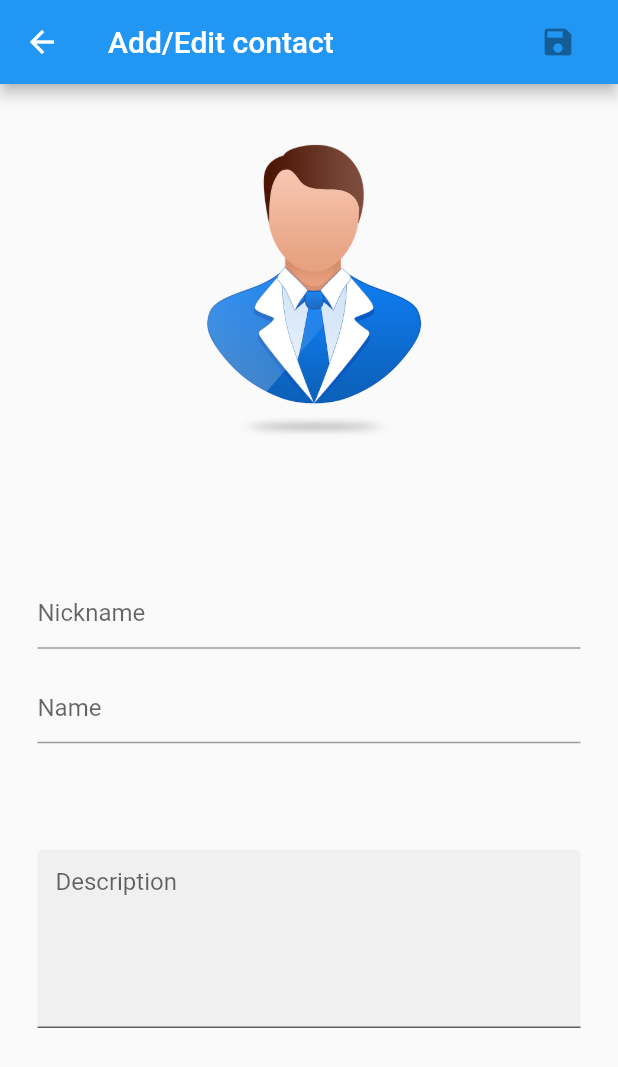
After one commit to StasKrivosheya/Contacts, a Flutter app: the AddEditContactPage screen opened by its route, on a phone screen of 412 x 824 dp. The commit adds this screen. Shown: the top 1067 px of the screen. Run offline on Flutter 3.47's test engine with Material 2 defaults, Android fonts, the phone set to English and light mode, and no system bars; our stand-ins replace bloc, equatable, flutter_bloc, flutter_slidable, shared_preferences, sqflite; accounts and stored records are empty.

Commit message:
Create AddEditContact page

```diff
--- a/lib/main.dart
+++ b/lib/main.dart
@@ -1,3 +1,4 @@
+import 'package:contacts/src/pages/add_edit_contact_page.dart';
 import 'package:contacts/src/pages/authentication/sign_in_page.dart';
 import 'package:contacts/src/helpers/app_settings.dart';
 import 'package:contacts/src/pages/main_list_page.dart';
@@ -46,6 +47,7 @@ class MyApp extends StatelessWidget {
           routes: {
             '/signIn': (context) => const SignInPage(),
             '/mainList': (context) => const MainListPage(),
+            '/addEditContact': (context) => const AddEditContactPage(),
           },
         ),
       ),
--- /dev/null
+++ b/lib/src/pages/add_edit_contact_page.dart
@@ -0,0 +1,192 @@
+import 'package:contacts/src/models/contact_model.dart';
+import 'package:contacts/src/services/authentication/i_authentication_service.dart';
+import 'package:contacts/src/services/repository/contact_repository.dart';
+import 'package:contacts/src/widgets/authentication/add_edit_contact/add_edit_contact_bloc.dart';
+import 'package:flutter/material.dart';
+import 'package:flutter_bloc/flutter_bloc.dart';
+
+class AddEditContactPage extends StatelessWidget {
+  const AddEditContactPage({super.key, this.contactModel});
+
+  final ContactModel? contactModel;
+
+  @override
+  Widget build(BuildContext context) {
+    return BlocProvider(
+      create: (context) =>
+          AddEditContactBloc(
+            contactRepository: context.read<ContactRepository>(),
+            authenticationService: context.read<IAuthenticationService>(),
+            contactModel: contactModel,
+          ),
+      child: _PageScaffold(),
+    );
+  }
+}
+
+class _PageScaffold extends StatelessWidget {
+  final String title = 'Add/Edit contact';
+
+  @override
+  Widget build(BuildContext context) {
+    return Scaffold(
+      appBar: AppBar(
+        title: Row(
+          children: [
+            Text(title),
+            const Spacer(),
+            BlocConsumer<AddEditContactBloc, AddEditContactState>(
+              listenWhen: (_, current) =>
+              current.pageStatus == AddEditPageStatus.saved,
+              listener: (context, state) {
+                Navigator.pop(context);
+              },
+              buildWhen: (previous, current) =>
+              previous.pageStatus != current.pageStatus,
+              builder: (context, state) {
+                bool isButtonEnabled =
+                    state.pageStatus == AddEditPageStatus.canSave;
+                return IconButton(
+                  onPressed: isButtonEnabled
+                      ? () {
+                    saveIconPressed(context);
+                  }
+                      : null,
+                  icon: const Icon(Icons.save),
+                );
+              },
+            )
+          ],
+        ),
+      ),
+      body: _PageBody(),
+    );
+  }
+
+  saveIconPressed(BuildContext context) {
+    context.read<AddEditContactBloc>().add(SaveContactRequested());
+  }
+}
+
+class _PageBody extends StatelessWidget {
+  @override
+  Widget build(BuildContext context) {
+    return Padding(
+      padding: const EdgeInsets.symmetric(horizontal: 25, vertical: 5),
+      child: Column(
+        mainAxisAlignment: MainAxisAlignment.spaceBetween,
+        mainAxisSize: MainAxisSize.max,
+        crossAxisAlignment: CrossAxisAlignment.center,
+        children: [
+          Expanded(
+            flex: 2,
+            child: BlocBuilder<AddEditContactBloc, AddEditContactState>(
+              builder: (context, state) {
+                // TODO: return either placeholder or existent photo
+                return const Image(
+                  image: AssetImage('assets/images/avatar_placeholder.png'),
+                );
+              },
+            ),
+          ),
+          Expanded(
+            flex: 2,
+            child: Column(
+              mainAxisAlignment: MainAxisAlignment.center,
+              children: [
+                _NicknameInput(),
+                const SizedBox(height: 15),
+                _NameInput(),
+              ],
+            ),
+          ),
+          Expanded(
+            flex: 2,
+            child: _DescriptionInput(),
+          ),
+        ],
+      ),
+    );
+  }
+}
+
+class _NicknameInput extends StatelessWidget {
+  final TextEditingController _nicknameController = TextEditingController();
+
+  @override
+  Widget build(BuildContext context) {
+    return BlocBuilder<AddEditContactBloc, AddEditContactState>(
+      buildWhen: (prev, curr) => prev.nickname != curr.nickname,
+      builder: (context, state) {
+        _nicknameController.value = TextEditingValue(
+            text: state.nickname,
+            selection: TextSelection.fromPosition(
+                TextPosition(offset: state.nickname.length)));
+        return TextField(
+          onChanged: (input) {
+            context
+                .read<AddEditContactBloc>()
+                .add(ContactNicknameChanged(input));
+          },
+          controller: _nicknameController,
+          decoration: const InputDecoration(hintText: 'Nickname'),
+        );
+      },
+    );
+  }
+}
+
+class _NameInput extends StatelessWidget {
+  final TextEditingController _nameController = TextEditingController();
+
+  @override
+  Widget build(BuildContext context) {
+    return BlocBuilder<AddEditContactBloc, AddEditContactState>(
+      buildWhen: (prev, curr) => prev.name != curr.name,
+      builder: (context, state) {
+        _nameController.value = TextEditingValue(
+            text: state.name,
+            selection: TextSelection.fromPosition(
+                TextPosition(offset: state.name.length)));
+        return TextField(
+          onChanged: (input) {
+            context.read<AddEditContactBloc>().add(ContactNameChanged(input));
+          },
+          controller: _nameController,
+          decoration: const InputDecoration(hintText: 'Name'),
+        );
+      },
+    );
+  }
+}
+
+class _DescriptionInput extends StatelessWidget {
+  final TextEditingController _descriptionController = TextEditingController();
+
+  @override
+  Widget build(BuildContext context) {
+    return BlocBuilder<AddEditContactBloc, AddEditContactState>(
+      buildWhen: (prev, curr) => prev.description != curr.description,
+      builder: (context, state) {
+        _descriptionController.value = TextEditingValue(
+            text: state.description,
+            selection: TextSelection.fromPosition(
+                TextPosition(offset: state.description.length)));
+        return TextField(
+          onChanged: (input) {
+            context
+                .read<AddEditContactBloc>()
+                .add(ContactDescriptionChanged(input));
+          },
+          controller: _descriptionController,
+          decoration: const InputDecoration(
+            hintText: 'Description',
+            filled: true,
+          ),
+          minLines: 5,
+          maxLines: 5,
+        );
+      },
+    );
+  }
+}
```
